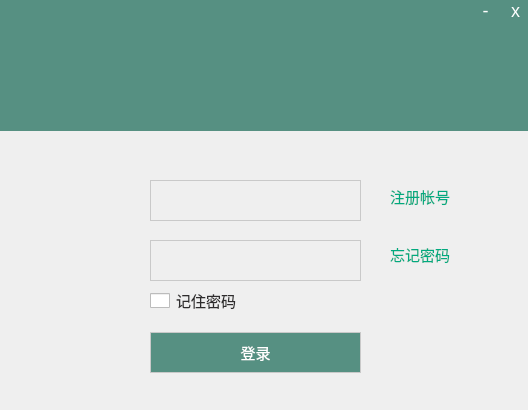
This is QBox/login.ui in BuleHell/QBox as Qt 5 draws it before an edit. The edited form follows.
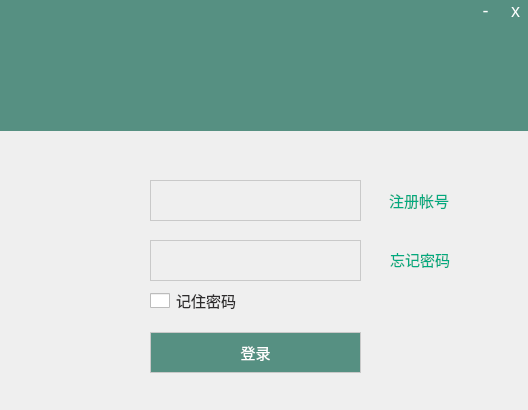
This is the edited form. Icons and pictures are not drawn.

Patch:
```diff
--- a/QBox/login.ui
+++ b/QBox/login.ui
@@ -214,8 +214,8 @@
   <widget class="QLabel" name="labelRegist">
    <property name="geometry">
     <rect>
-     <x>390</x>
-     <y>186</y>
+     <x>389</x>
+     <y>190</y>
      <width>61</width>
      <height>21</height>
     </rect>
@@ -228,9 +228,9 @@
    <property name="geometry">
     <rect>
      <x>390</x>
-     <y>244</y>
+     <y>249</y>
      <width>61</width>
-     <height>21</height>
+     <height>20</height>
     </rect>
    </property>
    <property name="text">
@@ -369,10 +369,10 @@
   <widget class="QLabel" name="Logo">
    <property name="geometry">
     <rect>
-     <x>50</x>
-     <y>-10</y>
-     <width>431</width>
-     <height>141</height>
+     <x>0</x>
+     <y>-1</y>
+     <width>530</width>
+     <height>130</height>
     </rect>
    </property>
    <property name="text">
```
Left out of the diff: 3 changed lines with no effect on the pictures.
